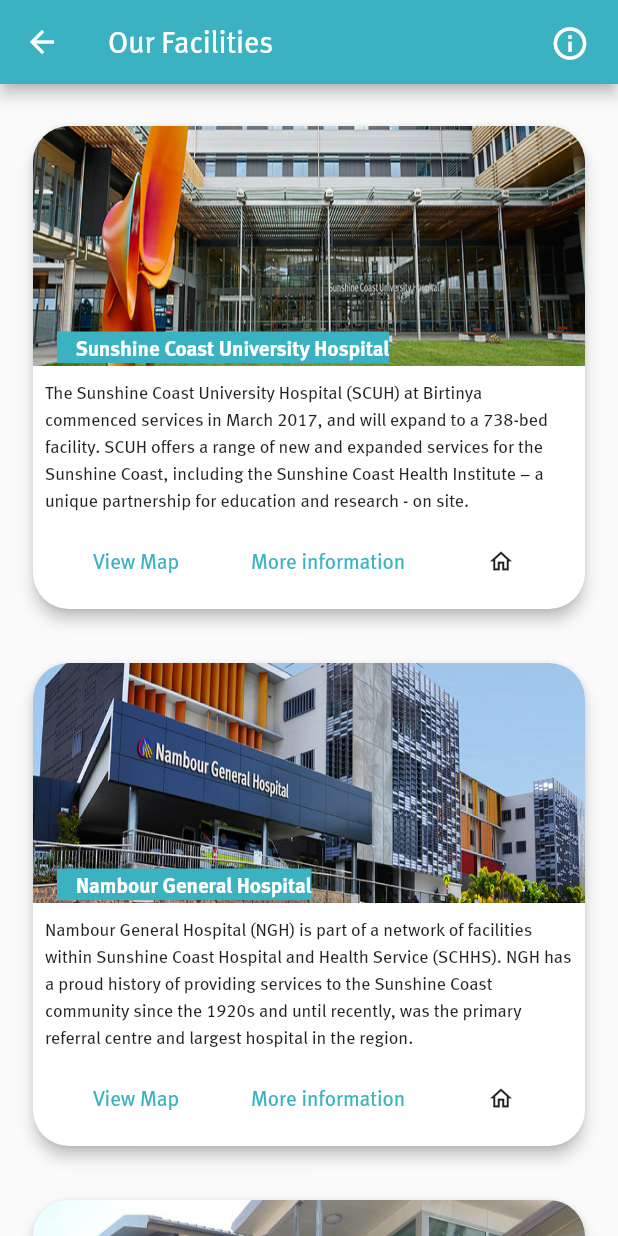
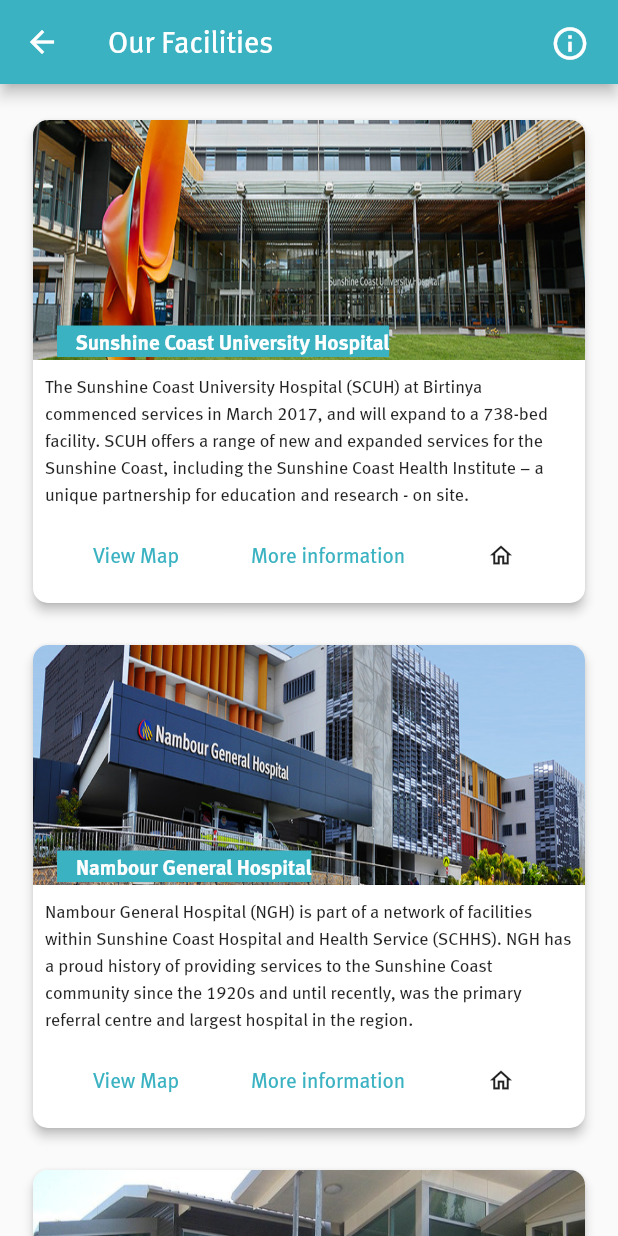
Before and after one commit to janesamSCHHS/my_schhs_app_project, a Flutter app: the screen it shows after launch, after a tap on "Facilities", on a phone screen of 412 x 824 dp. Run offline on Flutter 3.47's test engine with Material 2 defaults, Android fonts, the phone set to English and light mode, and no system bars; our stand-ins replace bottom_navy_bar, font_awesome_flutter, google_maps_flutter, hive, hive_flutter, new_gradient_app_bar and 2 more; missing offline and left inert: maps_launcher, splash_screen_view; accounts and stored records are empty.

Commit message:
1307 WIP changes

```diff
--- a/lib/main.dart
+++ b/lib/main.dart
@@ -37,7 +37,7 @@
       color: Colors.white,
       home: Scaffold(
           //  backgroundColor: Colors.white,
-          body: HomePage()),
+          body: Splash1()),
     );
   }
 }
--- a/lib/screens/facilities.dart
+++ b/lib/screens/facilities.dart
@@ -315,12 +315,12 @@
       );
 
   Widget buildImageCard({required Widget? child}) => Padding(
-        padding: const EdgeInsets.symmetric(vertical: 14.0, horizontal: 0.0),
+        padding: const EdgeInsets.symmetric(vertical: 10.0, horizontal: 0.0),
         child: Card(
-          elevation: 4.0,
+          elevation: 3.0,
           clipBehavior: Clip.antiAlias,
           shape: RoundedRectangleBorder(
-            borderRadius: BorderRadius.circular(24),
+            borderRadius: BorderRadius.circular(10),
           ),
           child: child,
         ),
--- a/lib/screens/splash_screen.dart
+++ b/lib/screens/splash_screen.dart
@@ -1,3 +1,163 @@
+
+import 'package:splash_screen_view/SplashScreenView.dart';
+import 'package:flutter/material.dart';
+import 'package:schhs_my_app_v2a/screens/home.dart';
+
+
+class Splash1 extends StatelessWidget {
+  @override
+  Widget build(BuildContext context) {
+
+    /// Normal Logo Splash screen
+  /*  Widget example1 = SplashScreenView(
+      navigateRoute: HomePage(),
+      duration: 3000,
+      imageSize: 130,
+      imageSrc: "assets/images/circles2.png",
+      backgroundColor: Colors.white,
+    );*/
+
+    /// Logo with animated Colorize text
+    Widget example2 = SplashScreenView(
+      navigateRoute: HomePage(),
+      duration: 5000,
+      imageSize: 150,
+      pageRouteTransition: PageRouteTransition.SlideTransition,
+      imageSrc: "assets/images/circles2.png",
+      text: "Sunshine Coast Health\n\n\n2021",
+      textType: TextType.ColorizeAnimationText,
+      textStyle: TextStyle(
+        fontSize: 24.0,
+      ),
+      colors: [
+        Colors.purple,
+        Colors.blue,
+        Colors.yellow,
+        Colors.teal.shade500,
+      ],
+      backgroundColor: Colors.white,
+    );
+
+
+
+
+
+
+
+
+
+
+
+
+
+
+
+
+
+
+
+
+
+
+ /*   /// Logo with Typer Animated Text example
+    Widget example3 = SplashScreenView(
+      navigateRoute: HomePage(),
+      duration: 3000,
+      imageSize: 130,
+      pageRouteTransition: PageRouteTransition.Normal,
+      imageSrc: "assets/images/circles2.png",
+      speed: 100,
+      text: "Sunshine Coast Health",
+      textType: TextType.TyperAnimatedText,
+      textStyle: TextStyle(
+        fontSize: 30.0,
+      ),
+      backgroundColor: Colors.white,
+    );*/
+
+   /* /// Logo with Scale Animated Text example
+    Widget example4 = SplashScreenView(
+      navigateRoute: HomePage(),
+      duration: 3000,
+      imageSize: 130,
+      imageSrc: "assets/images/circles2.png",
+      text: "Sunshine Coast Health",
+      textType: TextType.ScaleAnimatedText,
+      textStyle: TextStyle(
+        fontSize: 30.0,
+      ),
+      backgroundColor: Colors.white,
+    );*/
+
+    /// Logo with Normal Text example
+    /*Widget example5 = SplashScreenView(
+      navigateRoute: HomePage(),
+      duration: 3000,
+      imageSize: 130,
+      imageSrc: "assets/images/circles2.png",
+      text: "Sunshine Coast Health",
+      textType: TextType.NormalText,
+      textStyle: TextStyle(
+        fontSize: 30.0,
+      ),
+      backgroundColor: Colors.white,
+    );*/
+
+    return example2;
+  }
+}
+
+
+
+
+/*
+void main() {
+  runApp(SplashPage());
+}
+class SplashPage extends StatelessWidgetWidget {
+  @override
+  Widget build(BuildContext context) {
+
+    Center(
+      child: Container(width: MediaQuery
+          .of(context)
+          .size
+          .width,
+        child: SplashScreenView(
+          navigateRoute: HomePage(),
+          duration: 3000,
+          imageSize: 130,
+          imageSrc: "assets/images/circles2.png",
+          backgroundColor: Colors.white,
+        ),
+      ),
+    );
+  }
+  return SplashPage(
+  title: 'Splash screen',
+  home: example2,
+  );
+
+ return Scaffold(
+      body: Center(
+        child: Container(
+          width: MediaQuery.of(context).size.width,
+          child:AnimatedSplashScreen(
+
+            duration: 2500,
+            splash: Image.asset(
+              'assets/images/circles2.png',
+            ),
+            nextScreen: HomePage(),
+            splashTransition: SplashTransition.slideTransition,
+            backgroundColor: Colors.teal.shade50,
+          ),
+        ),
+      ),
+    );
+
+
+
 import 'dart:async';
 import 'package:flutter/material.dart';
 import 'package:schhs_my_app_v2a/dynamic_event.dart';
@@ -77,3 +237,10 @@
     );
   }
 }
+
+}
+
+class StatelessWidgetWidget {
+}
+
+ */
--- a/lib/widgets/drawer.dart
+++ b/lib/widgets/drawer.dart
@@ -1,6 +1,7 @@
 import 'package:flutter/cupertino.dart';
 import 'package:flutter/material.dart';
 import 'package:flutter/widgets.dart';
+import 'package:schhs_my_app_v2a/screens/ToDo.dart';
 import 'package:schhs_my_app_v2a/screens/about.dart';
 import 'package:schhs_my_app_v2a/screens/appoints.dart';
 import 'package:schhs_my_app_v2a/screens/clinics.dart';
```
Also changed, not shown: lib/dynamic_event.dart (+10 -10 lines), lib/screens/appt_cal.dart (+175 -0 lines), lib/screens/home.dart (+11 -5 lines), lib/screens/medications.dart (+1 -9 lines), pubspec.yaml (+36 -5 lines), pubspec.lock, 11 other files.
